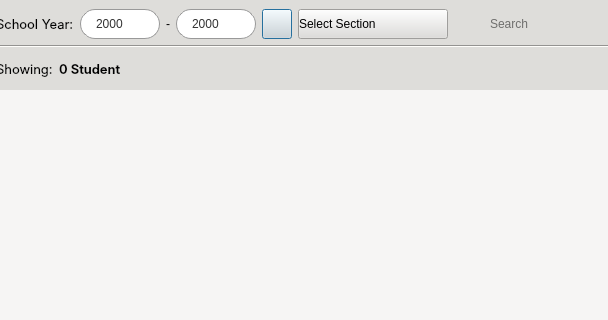
Qt form CAI_PyQt/CAI_Admin/UI/FormHome.ui (CPG19040/CPG19040) before a commit; both pictures show x 406 to 1014 and y 0 to 320 of the 1189 by 732 pixel window.
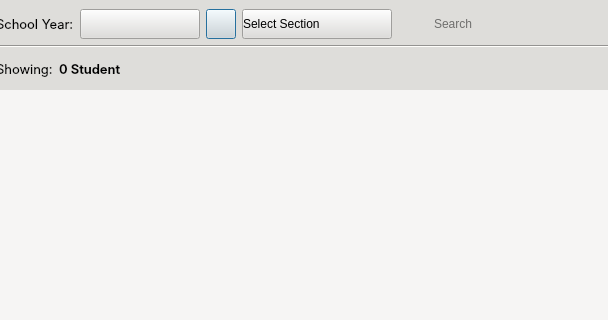
The same form after that commit. The open tabs and pages were chosen to show the change. Icons and pictures are not drawn.

Patch:
```diff
--- a/CAI_PyQt/CAI_Admin/UI/FormHome.ui
+++ b/CAI_PyQt/CAI_Admin/UI/FormHome.ui
@@ -3323,74 +3323,27 @@
                </widget>
               </item>
               <item>
-               <widget class="QSpinBox" name="spinBox_SY1">
+               <widget class="QComboBox" name="cmb_school_year">
                 <property name="minimumSize">
                  <size>
-                  <width>80</width>
+                  <width>120</width>
                   <height>30</height>
                  </size>
                 </property>
                 <property name="maximumSize">
                  <size>
-                  <width>80</width>
+                  <width>16777215</width>
                   <height>30</height>
                  </size>
                 </property>
                 <property name="styleSheet">
                  <string notr="true"/>
                 </property>
-                <property name="alignment">
-                 <set>Qt::AlignCenter</set>
+                <property name="placeholderText">
+                 <string/>
                 </property>
-                <property name="minimum">
-                 <number>2000</number>
-                </property>
-                <property name="maximum">
-                 <number>3000</number>
-                </property>
-               </widget>
-              </item>
-              <item>
-               <widget class="QLabel" name="label_26">
-                <property name="maximumSize">
-                 <size>
-                  <width>15</width>
-                  <height>16777215</height>
-                 </size>
-                </property>
-                <property name="text">
-                 <string>-</string>
-                </property>
-                <property name="alignment">
-                 <set>Qt::AlignCenter</set>
-                </property>
-               </widget>
-              </item>
-              <item>
-               <widget class="QSpinBox" name="spinBox_SY2">
-                <property name="minimumSize">
-                 <size>
-                  <width>80</width>
-                  <height>30</height>
-                 </size>
-                </property>
-                <property name="maximumSize">
-                 <size>
-                  <width>80</width>
-                  <height>30</height>
-                 </size>
-                </property>
-                <property name="styleSheet">
-                 <string notr="true"/>
-                </property>
-                <property name="alignment">
-                 <set>Qt::AlignCenter</set>
-                </property>
-                <property name="minimum">
-                 <number>2000</number>
-                </property>
-                <property name="maximum">
-                 <number>3000</number>
+                <property name="class" stdset="0">
+                 <string>combobox-main</string>
                 </property>
                </widget>
               </item>
```
